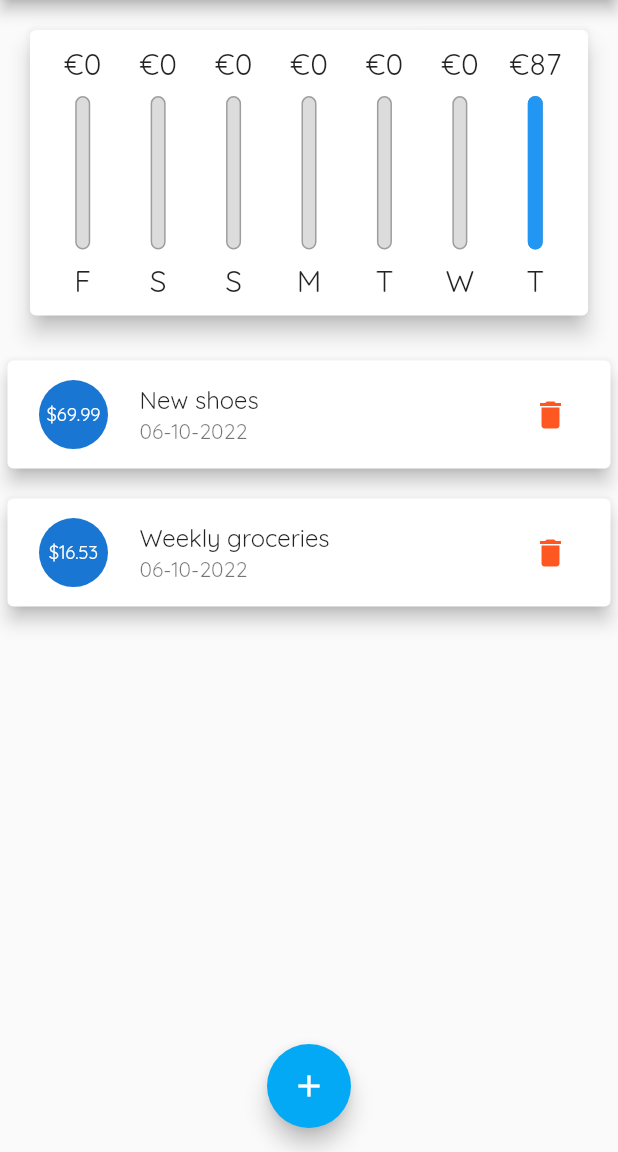
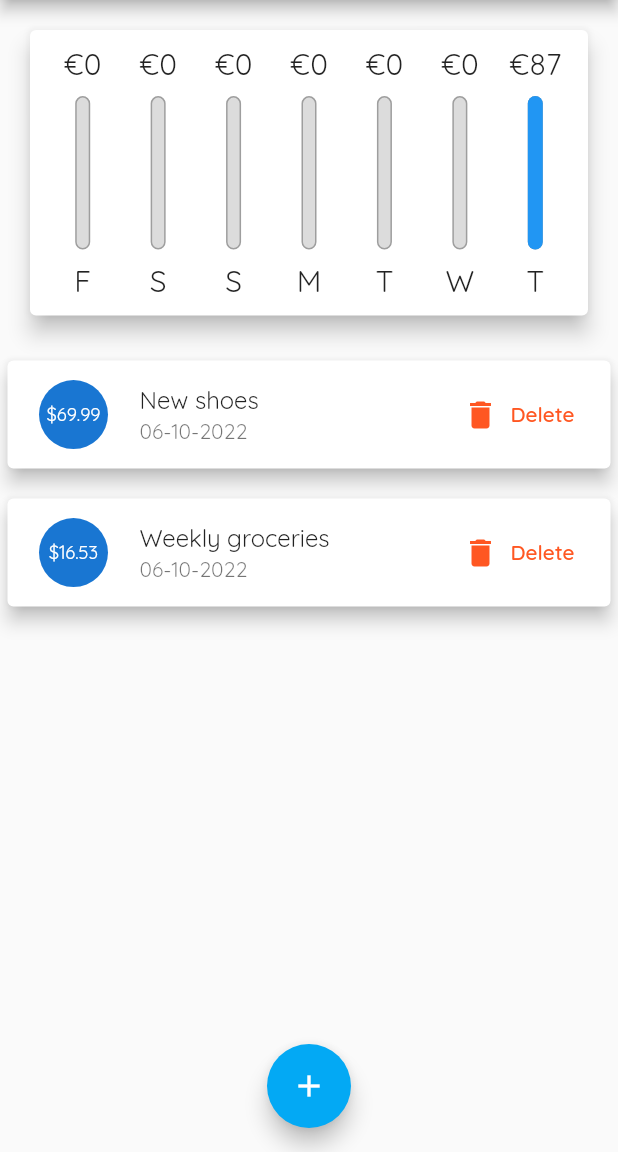
Before and after one commit to HlibHryshko/personal_expenses_application, a Flutter app: the screen it shows after launch, on a phone screen of 412 x 824 dp, the part 84-1236 px from its top. Run offline on Flutter 3.47's test engine with Material 2 defaults, Android fonts, the phone set to English and light mode, and no system bars.

Commit message:
making an additional text near the delete icon, if there is enough width + making a variable for MediaQuery object

```diff
--- a/lib/main.dart
+++ b/lib/main.dart
@@ -98,7 +98,8 @@ class _MyHomePageState extends State<MyHomePage> {
 
   @override
   Widget build(BuildContext context) {
-    final isLandscape = MediaQuery.of(context).orientation == Orientation.landscape;
+    final mQuery = MediaQuery.of(context);
+    final isLandscape = mQuery.orientation == Orientation.landscape;
     final appBar = AppBar(
       title: const Text('Personal Expenses'),
       actions: [
@@ -112,9 +113,9 @@ class _MyHomePageState extends State<MyHomePage> {
     );
     final transactionsListWidget = Container(
       height: (
-          MediaQuery.of(context).size.height
+          mQuery.size.height
               - appBar.preferredSize.height
-              - MediaQuery.of(context).padding.top
+              - mQuery.padding.top
       ) * 0.7,
       child: TransactionsList(_userTransactions, _deleteTransaction),
     );
@@ -128,9 +129,9 @@ class _MyHomePageState extends State<MyHomePage> {
             if (isLandscape)
               Container(
                 height: (
-                    MediaQuery.of(context).size.height
+                    mQuery.size.height
                         - appBar.preferredSize.height
-                        - MediaQuery.of(context).padding.top
+                        - mQuery.padding.top
                 ) * 0.2,
                 child: Row(
                   mainAxisAlignment: MainAxisAlignment.center,
@@ -150,9 +151,9 @@ class _MyHomePageState extends State<MyHomePage> {
             if (!isLandscape)
               Container(
                 height: (
-                    MediaQuery.of(context).size.height
+                    mQuery.size.height
                         - appBar.preferredSize.height
-                        - MediaQuery.of(context).padding.top
+                        - mQuery.padding.top
                 ) * 0.3,
                 child: Chart(_recentTransactions),
               ),
@@ -161,9 +162,9 @@ class _MyHomePageState extends State<MyHomePage> {
             if (isLandscape)
               _showChart ? Container(
                 height: (
-                    MediaQuery.of(context).size.height
+                    mQuery.size.height
                         - appBar.preferredSize.height
-                        - MediaQuery.of(context).padding.top
+                        - mQuery.padding.top
                 ) * 0.7,
                   child: Chart(_recentTransactions)
               ) : transactionsListWidget,
--- a/lib/widgets/transactions_list.dart
+++ b/lib/widgets/transactions_list.dart
@@ -37,7 +37,23 @@ class TransactionsList extends StatelessWidget {
             subtitle: Text(
               DateFormat('dd-MM-yyyy').format(userTransactions[index].date),
             ),
-            trailing: IconButton(
+            trailing: MediaQuery.of(context).size.width > 360 ?
+            TextButton.icon(
+                onPressed: () {
+                  deleteTransaction(userTransactions[index].id);
+                },
+                icon: Icon(
+                    Icons.delete,
+                  color: Colors.deepOrange,
+                ),
+                label: Text(
+                  'Delete',
+                  style: TextStyle(
+                    color: Colors.deepOrange,
+                  ),
+                ))
+                :
+            IconButton(
               onPressed: (){
                 deleteTransaction(userTransactions[index].id);
               },
```
